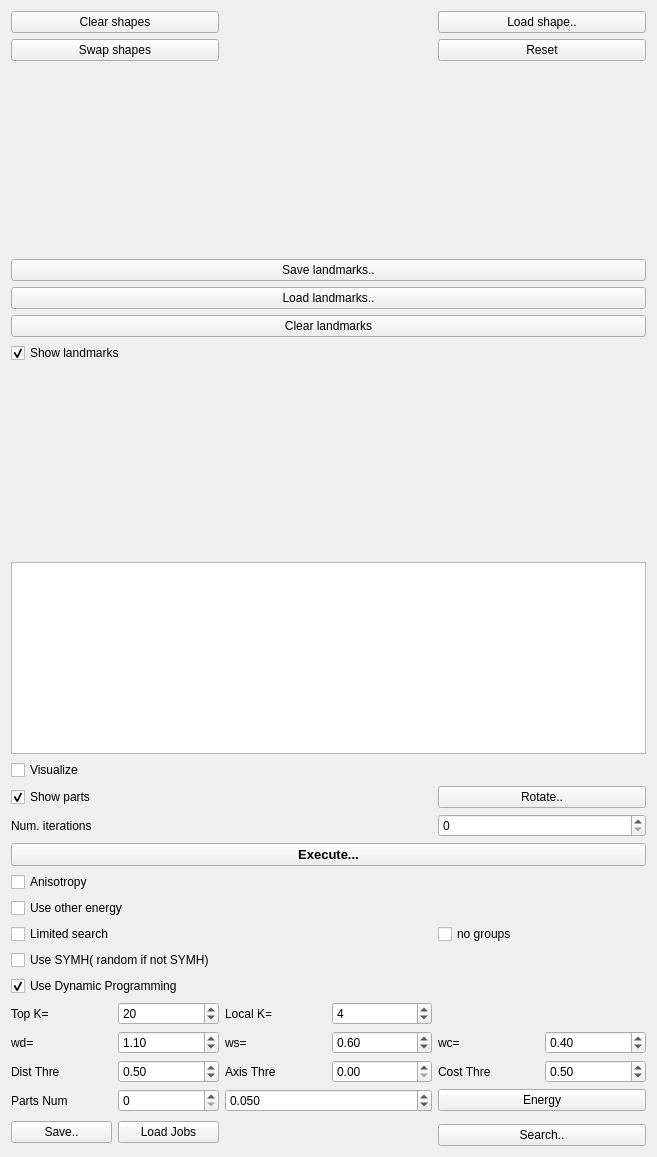
Qt form ddtt/experiment/experiment-widget.ui (ialhashim/ddtt-dev) before a commit.
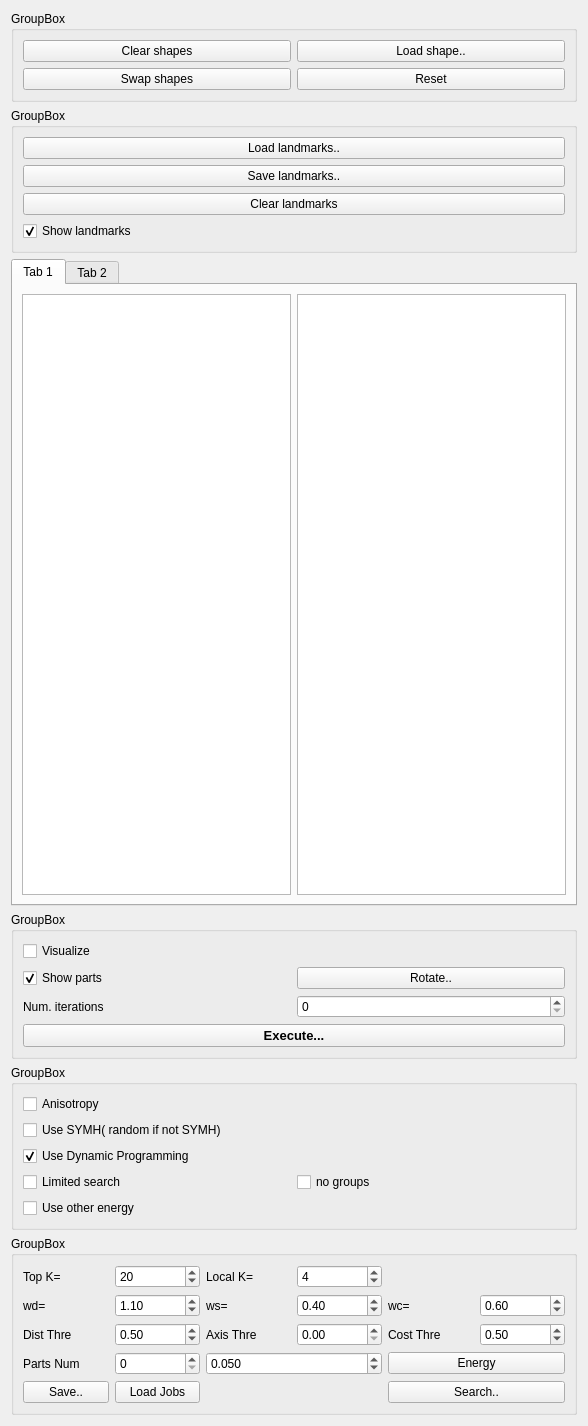
The same form after that commit.

The edit to the form file:
```diff
--- a/ddtt/experiment/experiment-widget.ui
+++ b/ddtt/experiment/experiment-widget.ui
@@ -6,259 +6,26 @@
    <rect>
     <x>0</x>
     <y>0</y>
-    <width>657</width>
-    <height>1157</height>
+    <width>588</width>
+    <height>1426</height>
    </rect>
   </property>
   <property name="windowTitle">
    <string>Form</string>
   </property>
-  <layout class="QGridLayout" name="gridLayout">
-   <item row="30" column="1">
-    <widget class="QDoubleSpinBox" name="speed">
-     <property name="decimals">
-      <number>3</number>
-     </property>
-     <property name="minimum">
-      <double>0.010000000000000</double>
-     </property>
-     <property name="singleStep">
-      <double>0.100000000000000</double>
-     </property>
-     <property name="value">
-      <double>0.050000000000000</double>
-     </property>
-    </widget>
-   </item>
-   <item row="28" column="0">
-    <layout class="QHBoxLayout" name="horizontalLayout_4" stretch="0,0">
-     <property name="sizeConstraint">
-      <enum>QLayout::SetMinimumSize</enum>
-     </property>
+  <layout class="QVBoxLayout" name="verticalLayout_2">
      <item>
-      <widget class="QLabel" name="label_5">
-       <property name="text">
-        <string>wd=</string>
-       </property>
-      </widget>
-     </item>
-     <item>
-      <widget class="QDoubleSpinBox" name="wd">
-       <property name="decimals">
-        <number>2</number>
-       </property>
-       <property name="maximum">
-        <double>2.000000000000000</double>
-       </property>
-       <property name="singleStep">
-        <double>0.100000000000000</double>
-       </property>
-       <property name="value">
-        <double>1.100000000000000</double>
-       </property>
-      </widget>
-     </item>
-    </layout>
-   </item>
-   <item row="28" column="2">
-    <layout class="QHBoxLayout" name="horizontalLayout_6" stretch="0,0">
-     <property name="sizeConstraint">
-      <enum>QLayout::SetMinimumSize</enum>
-     </property>
-     <item>
-      <widget class="QLabel" name="label_7">
+    <widget class="QGroupBox" name="groupBox_4">
+     <property name="title">
+      <string>GroupBox</string>
+     </property>
+     <layout class="QGridLayout" name="gridLayout_4">
+      <item row="0" column="1">
+       <widget class="QPushButton" name="loadShapes">
        <property name="text">
-        <string>wc=</string>
-       </property>
-      </widget>
-     </item>
-     <item>
-      <widget class="QDoubleSpinBox" name="wc">
-       <property name="decimals">
-        <number>2</number>
-       </property>
-       <property name="maximum">
-        <double>1.000000000000000</double>
-       </property>
-       <property name="singleStep">
-        <double>0.100000000000000</double>
-       </property>
-       <property name="value">
-        <double>0.400000000000000</double>
-       </property>
-      </widget>
-     </item>
-    </layout>
-   </item>
-   <item row="30" column="2">
-    <widget class="QPushButton" name="doEnergyGuided">
-     <property name="text">
-      <string>Energy</string>
-     </property>
-    </widget>
-   </item>
-   <item row="30" column="0">
-    <layout class="QHBoxLayout" name="horizontalLayout_7" stretch="0,0">
-     <property name="sizeConstraint">
-      <enum>QLayout::SetMinimumSize</enum>
-     </property>
-     <item>
-      <widget class="QLabel" name="label_4">
-       <property name="text">
-        <string>Parts Num</string>
-       </property>
-      </widget>
-     </item>
-     <item>
-      <widget class="QSpinBox" name="topParts">
-       <property name="maximum">
-        <number>512</number>
-       </property>
-      </widget>
-     </item>
-    </layout>
-   </item>
-   <item row="43" column="2">
-    <widget class="QPushButton" name="searchBest">
-     <property name="text">
-      <string>Search..</string>
-     </property>
-    </widget>
-   </item>
-   <item row="15" column="2">
-    <widget class="QSpinBox" name="numIterations">
-     <property name="maximum">
-      <number>1000</number>
-     </property>
-     <property name="singleStep">
-      <number>1</number>
-     </property>
-     <property name="value">
-      <number>0</number>
-     </property>
-    </widget>
-   </item>
-   <item row="28" column="1">
-    <layout class="QHBoxLayout" name="horizontalLayout_5" stretch="0,0">
-     <property name="sizeConstraint">
-      <enum>QLayout::SetMinimumSize</enum>
-     </property>
-     <item>
-      <widget class="QLabel" name="label_6">
-       <property name="text">
-        <string>ws=</string>
-       </property>
-      </widget>
-     </item>
-     <item>
-      <widget class="QDoubleSpinBox" name="ws">
-       <property name="decimals">
-        <number>2</number>
-       </property>
-       <property name="maximum">
-        <double>1.000000000000000</double>
-       </property>
-       <property name="singleStep">
-        <double>0.100000000000000</double>
-       </property>
-       <property name="value">
-        <double>0.600000000000000</double>
-       </property>
-      </widget>
-     </item>
-    </layout>
-   </item>
-   <item row="15" column="0">
-    <widget class="QLabel" name="label">
-     <property name="text">
-      <string>Num. iterations</string>
-     </property>
-    </widget>
-   </item>
-   <item row="11" column="0" colspan="3">
-    <spacer name="verticalSpacer_2">
-     <property name="orientation">
-      <enum>Qt::Vertical</enum>
-     </property>
-     <property name="sizeHint" stdset="0">
-      <size>
-       <width>20</width>
-       <height>40</height>
-      </size>
-     </property>
-    </spacer>
-   </item>
-   <item row="21" column="0">
-    <widget class="QCheckBox" name="isUseDP">
-     <property name="text">
-      <string>Use Dynamic Programming</string>
-     </property>
-     <property name="checked">
-      <bool>true</bool>
-     </property>
-    </widget>
-   </item>
-   <item row="42" column="0" rowspan="2">
-    <layout class="QHBoxLayout" name="horizontalLayout">
-     <item>
-      <widget class="QPushButton" name="saveJob">
-       <property name="text">
-        <string>Save..</string>
-       </property>
-      </widget>
-     </item>
-     <item>
-      <widget class="QPushButton" name="loadJobs">
-       <property name="text">
-        <string>Load Jobs</string>
-       </property>
-      </widget>
-     </item>
-    </layout>
-   </item>
-   <item row="14" column="0">
-    <widget class="QCheckBox" name="isShowParts">
-     <property name="text">
-      <string>Show parts</string>
-     </property>
-     <property name="checked">
-      <bool>true</bool>
-     </property>
-    </widget>
-   </item>
-   <item row="9" column="0" colspan="3">
-    <widget class="QCheckBox" name="isShowLandmarks">
-     <property name="text">
-      <string>Show landmarks</string>
-     </property>
-     <property name="checked">
-      <bool>true</bool>
-     </property>
-    </widget>
-   </item>
-   <item row="22" column="0">
-    <layout class="QHBoxLayout" name="horizontalLayout_2" stretch="0,0">
-     <property name="sizeConstraint">
-      <enum>QLayout::SetMinimumSize</enum>
-     </property>
-     <item>
-      <widget class="QLabel" name="label_2">
-       <property name="text">
-        <string>Top K=</string>
-       </property>
-      </widget>
-     </item>
-     <item>
-      <widget class="QSpinBox" name="dpTopK">
-       <property name="maximum">
-        <number>100000</number>
-       </property>
-       <property name="value">
-        <number>20</number>
-       </property>
-      </widget>
-     </item>
-    </layout>
+         <string>Load shape..</string>
+        </property>
+       </widget>
    </item>
    <item row="0" column="0">
     <widget class="QPushButton" name="clearShapes">
@@ -267,49 +34,6 @@
      </property>
     </widget>
    </item>
-   <item row="19" column="0">
-    <widget class="QCheckBox" name="isLimitedSearch">
-     <property name="enabled">
-      <bool>true</bool>
-     </property>
-     <property name="text">
-      <string>Limited search</string>
-     </property>
-     <property name="checked">
-      <bool>false</bool>
-     </property>
-    </widget>
-   </item>
-   <item row="18" column="0" colspan="3">
-    <widget class="QCheckBox" name="isOtherEnergy">
-     <property name="text">
-      <string>Use other energy</string>
-     </property>
-    </widget>
-   </item>
-   <item row="17" column="0" colspan="3">
-    <widget class="QCheckBox" name="isAnisotropy">
-     <property name="text">
-      <string>Anisotropy</string>
-     </property>
-     <property name="checked">
-      <bool>false</bool>
-     </property>
-    </widget>
-   </item>
-   <item row="3" column="0" colspan="3">
-    <spacer name="verticalSpacer">
-     <property name="orientation">
-      <enum>Qt::Vertical</enum>
-     </property>
-     <property name="sizeHint" stdset="0">
-      <size>
-       <width>20</width>
-       <height>40</height>
-      </size>
-     </property>
-    </spacer>
-   </item>
    <item row="1" column="0">
     <widget class="QPushButton" name="swapButton">
      <property name="text">
@@ -317,94 +41,149 @@
      </property>
     </widget>
    </item>
-   <item row="6" column="0" colspan="3">
+      <item row="1" column="1">
+       <widget class="QPushButton" name="resetShapes">
+        <property name="text">
+         <string>Reset</string>
+        </property>
+       </widget>
+      </item>
+     </layout>
+    </widget>
+   </item>
+   <item>
+    <widget class="QGroupBox" name="groupBox_3">
+     <property name="title">
+      <string>GroupBox</string>
+     </property>
+     <layout class="QVBoxLayout" name="verticalLayout">
+      <item>
     <widget class="QPushButton" name="loadLandmarks">
      <property name="text">
       <string>Load landmarks..</string>
      </property>
     </widget>
    </item>
-   <item row="7" column="0" colspan="3">
-    <widget class="QPushButton" name="clearLandmarks">
-     <property name="text">
-      <string>Clear landmarks</string>
-     </property>
-    </widget>
-   </item>
-   <item row="5" column="0" colspan="3">
+      <item>
     <widget class="QPushButton" name="saveLandmarks">
      <property name="text">
       <string>Save landmarks..</string>
      </property>
     </widget>
    </item>
-   <item row="20" column="0">
-    <widget class="QCheckBox" name="isUseSYMH">
+      <item>
+       <widget class="QPushButton" name="clearLandmarks">
      <property name="text">
-      <string>Use SYMH( random if not SYMH)</string>
+         <string>Clear landmarks</string>
      </property>
     </widget>
    </item>
-   <item row="13" column="0" colspan="3">
+      <item>
+       <widget class="QCheckBox" name="isShowLandmarks">
+        <property name="text">
+         <string>Show landmarks</string>
+        </property>
+        <property name="checked">
+         <bool>true</bool>
+        </property>
+       </widget>
+      </item>
+     </layout>
+    </widget>
+   </item>
+   <item>
+    <widget class="QTabWidget" name="tabWidget">
+     <property name="currentIndex">
+      <number>0</number>
+     </property>
+     <widget class="QWidget" name="tab_7">
+      <attribute name="title">
+       <string>Tab 1</string>
+      </attribute>
+      <layout class="QHBoxLayout" name="horizontalLayout_11">
+       <item>
+        <widget class="QListWidget" name="levelsList">
+         <property name="sortingEnabled">
+          <bool>false</bool>
+         </property>
+        </widget>
+       </item>
+       <item>
+        <widget class="QListWidget" name="pathsList">
+         <property name="sortingEnabled">
+          <bool>false</bool>
+         </property>
+        </widget>
+       </item>
+      </layout>
+     </widget>
+     <widget class="QWidget" name="tab_8">
+      <attribute name="title">
+       <string>Tab 2</string>
+      </attribute>
+      <layout class="QVBoxLayout" name="verticalLayout_4">
+       <item>
+        <widget class="QListWidget" name="resultsList">
+         <property name="sortingEnabled">
+          <bool>true</bool>
+         </property>
+        </widget>
+       </item>
+      </layout>
+     </widget>
+    </widget>
+   </item>
+   <item>
+    <widget class="QGroupBox" name="groupBox_5">
+     <property name="title">
+      <string>GroupBox</string>
+     </property>
+     <layout class="QGridLayout" name="gridLayout_5">
+      <item row="2" column="1">
+       <widget class="QSpinBox" name="numIterations">
+        <property name="maximum">
+         <number>1000</number>
+        </property>
+        <property name="singleStep">
+         <number>1</number>
+        </property>
+        <property name="value">
+         <number>0</number>
+        </property>
+       </widget>
+      </item>
+      <item row="2" column="0">
+       <widget class="QLabel" name="label">
+        <property name="text">
+         <string>Num. iterations</string>
+        </property>
+       </widget>
+      </item>
+      <item row="0" column="0">
     <widget class="QCheckBox" name="isVisualize">
      <property name="text">
       <string>Visualize</string>
      </property>
     </widget>
    </item>
-   <item row="22" column="1">
-    <layout class="QHBoxLayout" name="horizontalLayout_3" stretch="0,0">
-     <property name="sizeConstraint">
-      <enum>QLayout::SetMinimumSize</enum>
-     </property>
-     <item>
-      <widget class="QLabel" name="label_3">
+      <item row="1" column="0">
+       <widget class="QCheckBox" name="isShowParts">
        <property name="text">
-        <string>Local K=</string>
-       </property>
-      </widget>
-     </item>
-     <item>
-      <widget class="QSpinBox" name="dpTopK_2">
-       <property name="maximum">
-        <number>1000</number>
-       </property>
-       <property name="value">
-        <number>4</number>
-       </property>
-      </widget>
-     </item>
-    </layout>
-   </item>
-   <item row="1" column="2">
-    <widget class="QPushButton" name="resetShapes">
-     <property name="text">
-      <string>Reset</string>
-     </property>
-    </widget>
-   </item>
-   <item row="12" column="0" colspan="3">
-    <widget class="QListWidget" name="pathsList">
-     <property name="sortingEnabled">
+         <string>Show parts</string>
+        </property>
+        <property name="checked">
       <bool>true</bool>
      </property>
     </widget>
    </item>
-   <item row="14" column="2">
+      <item row="1" column="1">
     <widget class="QPushButton" name="rotateButton">
      <property name="text">
       <string>Rotate..</string>
      </property>
     </widget>
    </item>
-   <item row="19" column="2">
-    <widget class="QCheckBox" name="noGroups">
-     <property name="text">
-      <string>no groups</string>
-     </property>
-    </widget>
-   </item>
-   <item row="16" column="0" colspan="3">
+      <item row="3" column="0" colspan="2">
     <widget class="QPushButton" name="executeButton">
      <property name="font">
       <font>
@@ -418,27 +197,92 @@
      </property>
     </widget>
    </item>
-   <item row="0" column="2">
-    <widget class="QPushButton" name="loadShapes">
+     </layout>
+    </widget>
+   </item>
+   <item>
+    <widget class="QGroupBox" name="groupBox_2">
+     <property name="title">
+      <string>GroupBox</string>
+     </property>
+     <layout class="QGridLayout" name="gridLayout_3">
+      <item row="3" column="0">
+       <widget class="QCheckBox" name="isUseDP">
      <property name="text">
-      <string>Load shape..</string>
-     </property>
-    </widget>
-   </item>
-   <item row="29" column="0">
-    <layout class="QHBoxLayout" name="horizontalLayout_8" stretch="0,0">
+         <string>Use Dynamic Programming</string>
+        </property>
+        <property name="checked">
+         <bool>true</bool>
+        </property>
+       </widget>
+      </item>
+      <item row="4" column="0">
+       <widget class="QCheckBox" name="isLimitedSearch">
+        <property name="enabled">
+         <bool>true</bool>
+        </property>
+        <property name="text">
+         <string>Limited search</string>
+        </property>
+        <property name="checked">
+         <bool>false</bool>
+        </property>
+       </widget>
+      </item>
+      <item row="2" column="0">
+       <widget class="QCheckBox" name="isUseSYMH">
+        <property name="text">
+         <string>Use SYMH( random if not SYMH)</string>
+        </property>
+       </widget>
+      </item>
+      <item row="1" column="0">
+       <widget class="QCheckBox" name="isAnisotropy">
+        <property name="text">
+         <string>Anisotropy</string>
+        </property>
+        <property name="checked">
+         <bool>false</bool>
+        </property>
+       </widget>
+      </item>
+      <item row="4" column="1">
+       <widget class="QCheckBox" name="noGroups">
+        <property name="text">
+         <string>no groups</string>
+        </property>
+       </widget>
+      </item>
+      <item row="5" column="0">
+       <widget class="QCheckBox" name="isOtherEnergy">
+        <property name="text">
+         <string>Use other energy</string>
+        </property>
+       </widget>
+      </item>
+     </layout>
+    </widget>
+   </item>
+   <item>
+    <widget class="QGroupBox" name="groupBox">
+     <property name="title">
+      <string>GroupBox</string>
+     </property>
+     <layout class="QGridLayout" name="gridLayout_2">
+      <item row="1" column="2">
+       <layout class="QHBoxLayout" name="horizontalLayout_6" stretch="0,0">
      <property name="sizeConstraint">
       <enum>QLayout::SetMinimumSize</enum>
      </property>
      <item>
-      <widget class="QLabel" name="label_8">
+         <widget class="QLabel" name="label_7">
        <property name="text">
-        <string>Dist Thre</string>
+           <string>wc=</string>
        </property>
       </widget>
      </item>
      <item>
-      <widget class="QDoubleSpinBox" name="distThre">
+         <widget class="QDoubleSpinBox" name="wc">
        <property name="decimals">
         <number>2</number>
        </property>
@@ -449,13 +293,13 @@
         <double>0.050000000000000</double>
        </property>
        <property name="value">
-        <double>0.500000000000000</double>
+           <double>0.600000000000000</double>
        </property>
       </widget>
      </item>
     </layout>
    </item>
-   <item row="29" column="1">
+      <item row="2" column="1">
     <layout class="QHBoxLayout" name="horizontalLayout_9" stretch="0,0">
      <property name="sizeConstraint">
       <enum>QLayout::SetMinimumSize</enum>
@@ -485,7 +329,189 @@
      </item>
     </layout>
    </item>
-   <item row="29" column="2">
+      <item row="3" column="1">
+       <widget class="QDoubleSpinBox" name="speed">
+        <property name="decimals">
+         <number>3</number>
+        </property>
+        <property name="minimum">
+         <double>0.010000000000000</double>
+        </property>
+        <property name="singleStep">
+         <double>0.100000000000000</double>
+        </property>
+        <property name="value">
+         <double>0.050000000000000</double>
+        </property>
+       </widget>
+      </item>
+      <item row="2" column="0">
+       <layout class="QHBoxLayout" name="horizontalLayout_8" stretch="0,0">
+        <property name="sizeConstraint">
+         <enum>QLayout::SetMinimumSize</enum>
+        </property>
+        <item>
+         <widget class="QLabel" name="label_8">
+          <property name="text">
+           <string>Dist Thre</string>
+          </property>
+         </widget>
+        </item>
+        <item>
+         <widget class="QDoubleSpinBox" name="distThre">
+          <property name="decimals">
+           <number>2</number>
+          </property>
+          <property name="maximum">
+           <double>1.000000000000000</double>
+          </property>
+          <property name="singleStep">
+           <double>0.050000000000000</double>
+          </property>
+          <property name="value">
+           <double>0.500000000000000</double>
+          </property>
+         </widget>
+        </item>
+       </layout>
+      </item>
+      <item row="3" column="0">
+       <layout class="QHBoxLayout" name="horizontalLayout_7" stretch="0,0">
+        <property name="sizeConstraint">
+         <enum>QLayout::SetMinimumSize</enum>
+        </property>
+        <item>
+         <widget class="QLabel" name="label_4">
+          <property name="text">
+           <string>Parts Num</string>
+          </property>
+         </widget>
+        </item>
+        <item>
+         <widget class="QSpinBox" name="topParts">
+          <property name="maximum">
+           <number>512</number>
+          </property>
+         </widget>
+        </item>
+       </layout>
+      </item>
+      <item row="0" column="1">
+       <layout class="QHBoxLayout" name="horizontalLayout_3" stretch="0,0">
+        <property name="sizeConstraint">
+         <enum>QLayout::SetMinimumSize</enum>
+        </property>
+        <item>
+         <widget class="QLabel" name="label_3">
+          <property name="text">
+           <string>Local K=</string>
+          </property>
+         </widget>
+        </item>
+        <item>
+         <widget class="QSpinBox" name="dpTopK_2">
+          <property name="maximum">
+           <number>1000</number>
+          </property>
+          <property name="value">
+           <number>4</number>
+          </property>
+         </widget>
+        </item>
+       </layout>
+      </item>
+      <item row="0" column="0">
+       <layout class="QHBoxLayout" name="horizontalLayout_2" stretch="0,0">
+        <property name="sizeConstraint">
+         <enum>QLayout::SetMinimumSize</enum>
+        </property>
+        <item>
+         <widget class="QLabel" name="label_2">
+          <property name="text">
+           <string>Top K=</string>
+          </property>
+         </widget>
+        </item>
+        <item>
+         <widget class="QSpinBox" name="dpTopK">
+          <property name="maximum">
+           <number>100000</number>
+          </property>
+          <property name="value">
+           <number>20</number>
+          </property>
+         </widget>
+        </item>
+       </layout>
+      </item>
+      <item row="1" column="1">
+       <layout class="QHBoxLayout" name="horizontalLayout_5" stretch="0,0">
+        <property name="sizeConstraint">
+         <enum>QLayout::SetMinimumSize</enum>
+        </property>
+        <item>
+         <widget class="QLabel" name="label_6">
+          <property name="text">
+           <string>ws=</string>
+          </property>
+         </widget>
+        </item>
+        <item>
+         <widget class="QDoubleSpinBox" name="ws">
+          <property name="decimals">
+           <number>2</number>
+          </property>
+          <property name="maximum">
+           <double>1.000000000000000</double>
+          </property>
+          <property name="singleStep">
+           <double>0.100000000000000</double>
+          </property>
+          <property name="value">
+           <double>0.400000000000000</double>
+          </property>
+         </widget>
+        </item>
+       </layout>
+      </item>
+      <item row="3" column="2">
+       <widget class="QPushButton" name="doEnergyGuided">
+        <property name="text">
+         <string>Energy</string>
+        </property>
+       </widget>
+      </item>
+      <item row="1" column="0">
+       <layout class="QHBoxLayout" name="horizontalLayout_4" stretch="0,0">
+        <property name="sizeConstraint">
+         <enum>QLayout::SetMinimumSize</enum>
+        </property>
+        <item>
+         <widget class="QLabel" name="label_5">
+          <property name="text">
+           <string>wd=</string>
+          </property>
+         </widget>
+        </item>
+        <item>
+         <widget class="QDoubleSpinBox" name="wd">
+          <property name="decimals">
+           <number>2</number>
+          </property>
+          <property name="maximum">
+           <double>2.000000000000000</double>
+          </property>
+          <property name="singleStep">
+           <double>0.100000000000000</double>
+          </property>
+          <property name="value">
+           <double>1.100000000000000</double>
+          </property>
+         </widget>
+        </item>
+       </layout>
+      </item>
+      <item row="2" column="2">
     <layout class="QHBoxLayout" name="horizontalLayout_10" stretch="0,0">
      <property name="sizeConstraint">
       <enum>QLayout::SetMinimumSize</enum>
@@ -514,6 +540,34 @@
       </widget>
      </item>
     </layout>
+      </item>
+      <item row="4" column="0">
+       <layout class="QHBoxLayout" name="horizontalLayout">
+        <item>
+         <widget class="QPushButton" name="saveJob">
+          <property name="text">
+           <string>Save..</string>
+          </property>
+         </widget>
+        </item>
+        <item>
+         <widget class="QPushButton" name="loadJobs">
+          <property name="text">
+           <string>Load Jobs</string>
+          </property>
+         </widget>
+        </item>
+       </layout>
+      </item>
+      <item row="4" column="2">
+       <widget class="QPushButton" name="searchBest">
+        <property name="text">
+         <string>Search..</string>
+        </property>
+       </widget>
+      </item>
+     </layout>
+    </widget>
    </item>
   </layout>
  </widget>
```
Left out of the diff: 2 changed lines with no effect on the pictures. Lines whose indentation alone changed are shown as unchanged.
